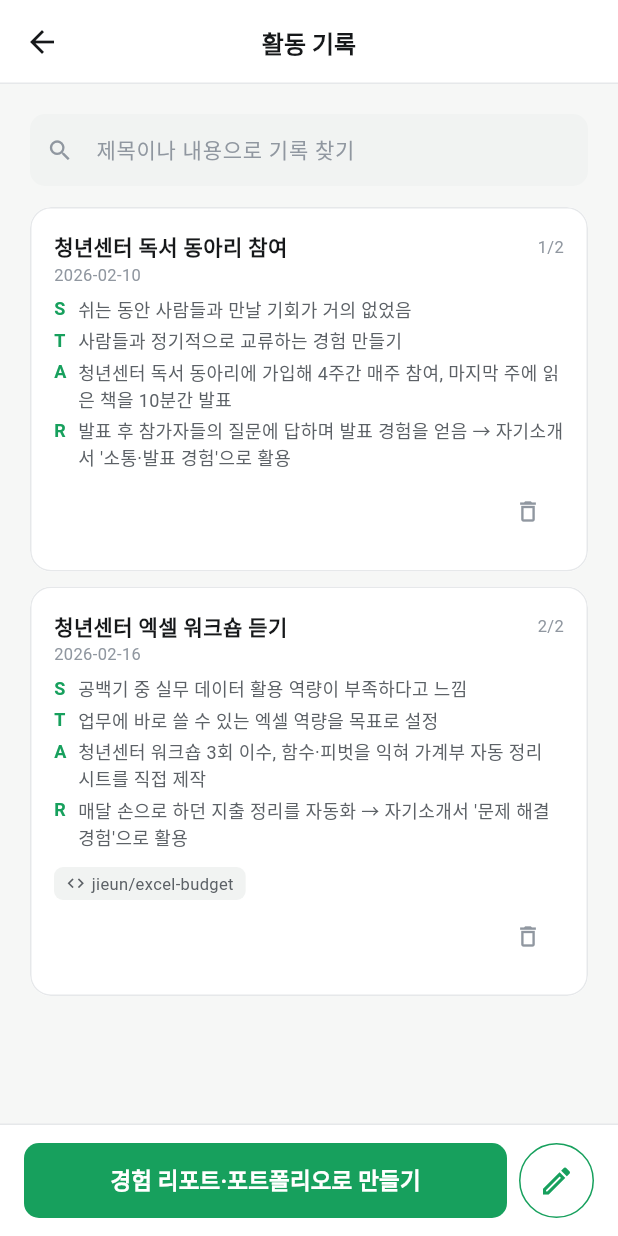
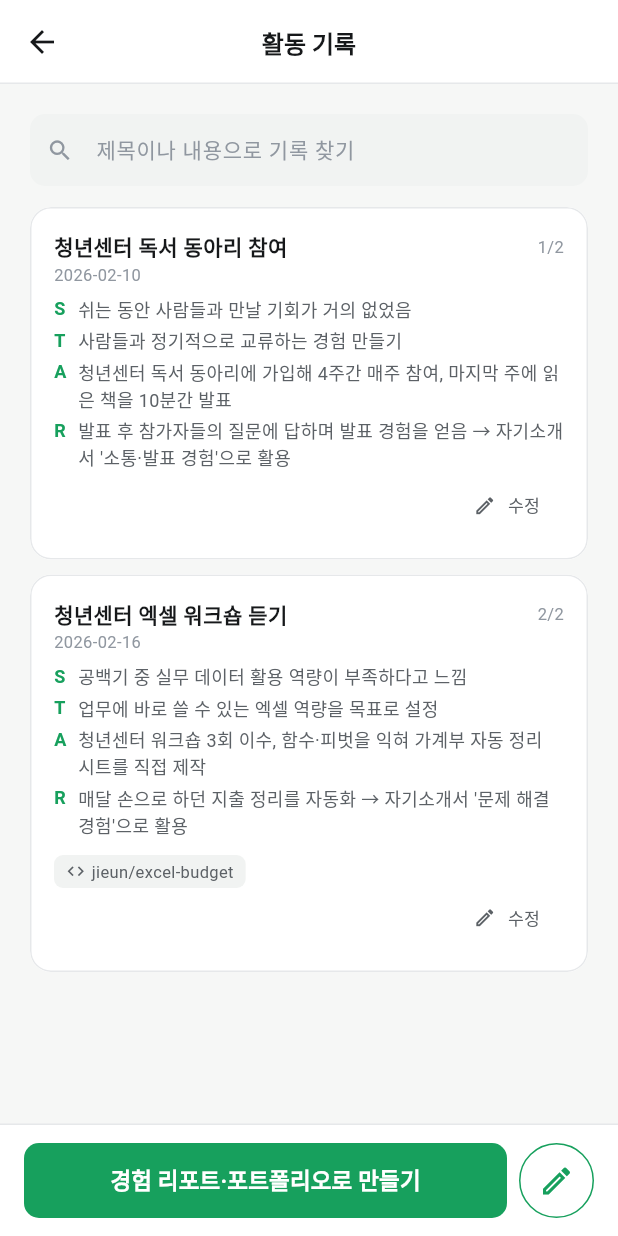
Before and after one commit to donghyun-03/Hangeoleum-UI, a Flutter app: the RecordListScreen screen opened by its route, on a phone screen of 412 x 824 dp. Run offline on Flutter 3.47's test engine with Material 3 defaults, Android fonts, the light colour scheme and no system bars; our stand-ins replace file_picker; Roboto replaces fonts that are missing (Pretendard).

Commit message:
feat: 활동 기록 수정 화면

```diff
--- a/lib/screens/record/record_list_screen.dart
+++ b/lib/screens/record/record_list_screen.dart
@@ -1,5 +1,5 @@
 // 활동 기록 목록 (STAR 로 정리된 카드)
-// 연필 → 기록 작성 / 경험 리포트·포트폴리오로 만들기
+// 연필 → 기록 작성 / 카드의 수정 → 기록 수정(삭제는 그 안에서) / 경험 리포트·포트폴리오로 만들기
 // 검색창: 제목 · 원문 · STAR 내용으로 찾기
 import 'package:flutter/material.dart';
 import 'package:provider/provider.dart';
@@ -9,6 +9,7 @@ import '../../router/routes.dart';
 import '../../state/app_state.dart';
 import '../../theme/app_theme.dart';
 import '../../widgets/common.dart';
+import 'record_edit_screen.dart';
 
 class RecordListScreen extends StatefulWidget {
   const RecordListScreen({super.key});
@@ -36,6 +37,9 @@ class _RecordListScreenState extends State<RecordListScreen> {
   /// 제목 · 원문 · STAR 에 검색어가 들어 있는지
   static bool _matches(ActivityRecord r, String q) =>
       [r.title, r.raw, r.star.s, r.star.t, r.star.a, r.star.r].any((t) => t.toLowerCase().contains(q));
+
+  void _openEdit(ActivityRecord r) =>
+      Navigator.push(context, MaterialPageRoute<void>(builder: (_) => RecordEditScreen(record: r)));
 
   @override
   Widget build(BuildContext context) {
@@ -92,7 +96,7 @@ class _RecordListScreenState extends State<RecordListScreen> {
                       record: shown[i],
                       // 검색 중에는 순서 번호를 숨김
                       order: q.isEmpty ? '${i + 1}/${shown.length}' : null,
-                      onDelete: () => state.removeRecord(shown[i].id),
+                      onEdit: () => _openEdit(shown[i]),
                     ),
               ],
             ),
@@ -102,12 +106,12 @@ class _RecordListScreenState extends State<RecordListScreen> {
 
 /// STAR 기록 카드 (다른 화면에서도 재사용 가능)
 class RecordCard extends StatelessWidget {
-  const RecordCard({super.key, required this.record, this.order, this.onDelete});
+  const RecordCard({super.key, required this.record, this.order, this.onEdit});
   final ActivityRecord record;
 
   /// 목록 안 순서 (예: 1/3). 없으면 안 보임
   final String? order;
-  final VoidCallback? onDelete;
+  final VoidCallback? onEdit;
 
   @override
   Widget build(BuildContext context) {
@@ -149,13 +153,14 @@ class RecordCard extends StatelessWidget {
                 ),
             ]),
           ],
-          if (onDelete != null)
+          if (onEdit != null)
             Align(
               alignment: Alignment.centerRight,
-              child: IconButton(
-                tooltip: '기록 삭제',
-                onPressed: onDelete,
-                icon: const Icon(Icons.delete_outline, size: 18, color: AppColors.subtle),
+              child: TextButton.icon(
+                onPressed: onEdit,
+                style: TextButton.styleFrom(foregroundColor: AppColors.muted, visualDensity: VisualDensity.compact),
+                icon: const Icon(Icons.edit_outlined, size: 15),
+                label: Text('수정', style: AppText.caption.copyWith(color: AppColors.muted)),
               ),
             ),
         ],
```
Also changed, not shown: lib/screens/record/record_edit_screen.dart (added, +115 -0 lines).
